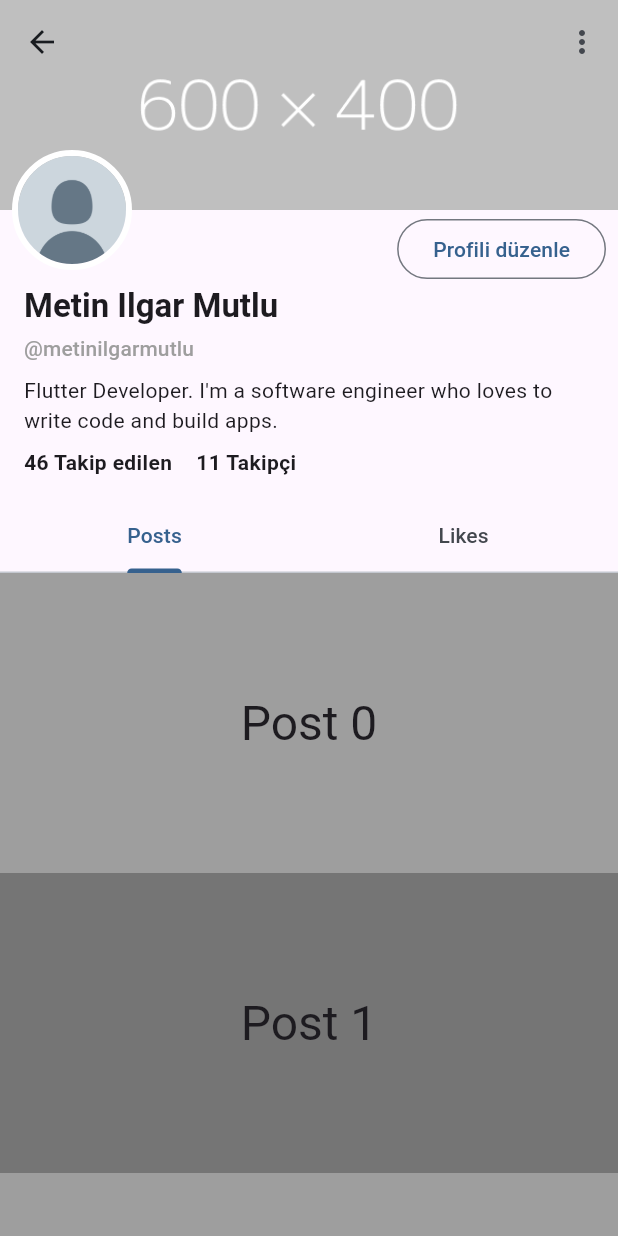
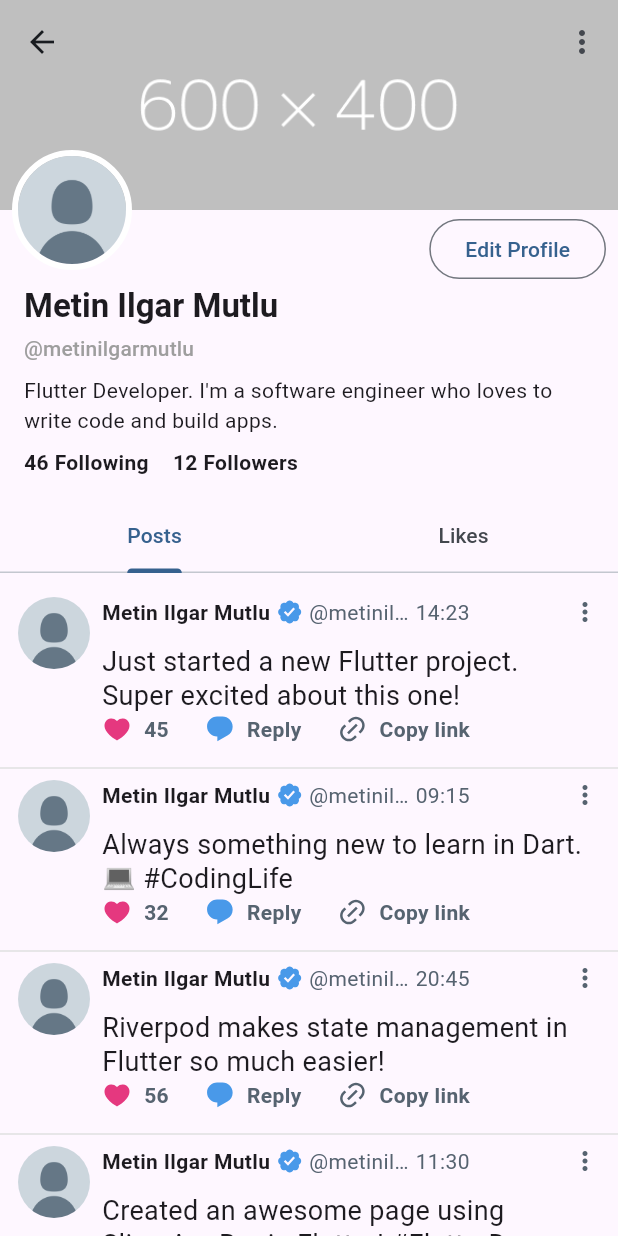
Before and after one commit to metinilgar/x-clone-flutter, a Flutter app: the NavigationMenu screen opened directly, in the side drawer, after a tap on "Profile", on a phone screen of 412 x 824 dp. Run offline on Flutter 3.47's test engine with Material 3 defaults, Android fonts, the phone set to English and light mode, and no system bars; our stand-ins replace flutter_riverpod, riverpod_annotation, vector_graphics; missing offline and left inert: hidable; generated files the repository leaves out were written again.

Commit message:
Add app user model Add fake user data Add fake tweet data and list on profile page

```diff
--- /dev/null
+++ b/lib/src/features/authentication/data/fake_user_data.dart
@@ -0,0 +1,121 @@
+import 'package:x_clone_flutter/src/features/authentication/models/user.dart';
+import 'package:x_clone_flutter/src/features/tweet/models/tweet_data.dart';
+
+final appUser = User(
+  email: "example@email.com",
+  name: "Metin Ilgar Mutlu",
+  userName: "metinilgarmutlu",
+  photoUrl: "assets/default_avatar.png",
+  bannerUrl: "assets/default_image.png",
+  followers: '12',
+  following: '46',
+  bio:
+      "Flutter Developer. I'm a software engineer who loves to write code and build apps.",
+  tweets: fakeTweets,
+);
+
+const List<TweetData> fakeTweets = [
+  TweetData(
+    displayName: "Metin Ilgar Mutlu",
+    username: "metinilgarmutlu",
+    body: "Just started a new Flutter project. Super excited about this one!",
+    image: null,
+    time: "14:23",
+    date: "2024-08-24",
+    likesCount: 45,
+    repliesCount: 3,
+  ),
+  TweetData(
+    displayName: "Metin Ilgar Mutlu",
+    username: "metinilgarmutlu",
+    body: "Always something new to learn in Dart. 💻 #CodingLife",
+    image: null,
+    time: "09:15",
+    date: "2024-08-23",
+    likesCount: 32,
+    repliesCount: 4,
+  ),
+  TweetData(
+    displayName: "Metin Ilgar Mutlu",
+    username: "metinilgarmutlu",
+    body: "Riverpod makes state management in Flutter so much easier!",
+    image: null,
+    time: "20:45",
+    date: "2024-08-22",
+    likesCount: 56,
+    repliesCount: 5,
+  ),
+  TweetData(
+    displayName: "Metin Ilgar Mutlu",
+    username: "metinilgarmutlu",
+    body: "Created an awesome page using SliverAppBar in Flutter! #FlutterDev",
+    image: "assets/default_image.png",
+    time: "11:30",
+    date: "2024-08-21",
+    likesCount: 61,
+    repliesCount: 6,
+  ),
+  TweetData(
+    displayName: "Metin Ilgar Mutlu",
+    username: "metinilgarmutlu",
+    body:
+        "Coding requires patience and constant learning. Keep pushing forward! 💪",
+    image: null,
+    time: "17:10",
+    date: "2024-08-20",
+    likesCount: 72,
+    repliesCount: 9,
+  ),
+  TweetData(
+    displayName: "Metin Ilgar Mutlu",
+    username: "metinilgarmutlu",
+    body: "Exploring how to implement global keys in Flutter using Riverpod.",
+    image: null,
+    time: "13:05",
+    date: "2024-08-19",
+    likesCount: 37,
+    repliesCount: 2,
+  ),
+  TweetData(
+    displayName: "Metin Ilgar Mutlu",
+    username: "metinilgarmutlu",
+    body:
+        "UI design can be challenging, but the results are worth it! #FlutterUI",
+    image: "assets/default_image.png",
+    time: "18:30",
+    date: "2024-08-18",
+    likesCount: 50,
+    repliesCount: 4,
+  ),
+  TweetData(
+    displayName: "Metin Ilgar Mutlu",
+    username: "metinilgarmutlu",
+    body: "Thinking about how to optimize my Flutter app's performance.",
+    image: null,
+    time: "10:20",
+    date: "2024-08-17",
+    likesCount: 43,
+    repliesCount: 5,
+  ),
+  TweetData(
+    displayName: "Metin Ilgar Mutlu",
+    username: "metinilgarmutlu",
+    body: "Networking in Flutter is fun but can get tricky! #MobileDev",
+    image: null,
+    time: "16:45",
+    date: "2024-08-16",
+    likesCount: 39,
+    repliesCount: 3,
+  ),
+  TweetData(
+    displayName: "Metin Ilgar Mutlu",
+    username: "metinilgarmutlu",
+    body:
+        "Refactoring some old code today. It's amazing to see the progress I've made!",
+    image: null,
+    time: "12:00",
+    date: "2024-08-15",
+    likesCount: 54,
+    repliesCount: 6,
+  ),
+];
--- /dev/null
+++ b/lib/src/features/authentication/models/user.dart
@@ -0,0 +1,29 @@
+import 'package:x_clone_flutter/src/features/tweet/models/tweet_data.dart';
+import 'package:uuid/uuid.dart';
+
+var uuid = const Uuid();
+
+class User {
+  final String id;
+  final String name;
+  final String userName;
+  final String email;
+  final String photoUrl;
+  final String bannerUrl;
+  final String followers;
+  final String following;
+  final String bio;
+  final List<TweetData> tweets;
+
+  User({
+    required this.name,
+    required this.userName,
+    required this.email,
+    required this.photoUrl,
+    required this.bannerUrl,
+    required this.followers,
+    required this.following,
+    required this.tweets,
+    this.bio = '',
+  }) : id = uuid.v4();
+}
--- a/lib/src/features/navigation_menu/presentation/drawer/drawer_profile_header.dart
+++ b/lib/src/features/navigation_menu/presentation/drawer/drawer_profile_header.dart
@@ -1,4 +1,5 @@
 import 'package:flutter/material.dart';
+import 'package:x_clone_flutter/src/features/authentication/data/fake_user_data.dart';
 
 class DrawerProfileHeader extends StatelessWidget {
   const DrawerProfileHeader({super.key});
@@ -19,7 +20,7 @@ class DrawerProfileHeader extends StatelessWidget {
 
           // Name
           Text(
-            'Metin Ilgar Mutlu',
+            appUser.name,
             style: Theme.of(context)
                 .textTheme
                 .titleLarge!
@@ -28,7 +29,7 @@ class DrawerProfileHeader extends StatelessWidget {
 
           // Username
           Text(
-            '@metinilgarmutlu',
+            '@${appUser.userName}',
             style: Theme.of(context)
                 .textTheme
                 .titleMedium!
--- a/lib/src/features/profile/presentation/profile_app_bar/profile_app_bar.dart
+++ b/lib/src/features/profile/presentation/profile_app_bar/profile_app_bar.dart
@@ -1,4 +1,5 @@
 import 'package:flutter/material.dart';
+import 'package:x_clone_flutter/src/features/authentication/data/fake_user_data.dart';
 
 class ProfileAppBar extends StatelessWidget {
   const ProfileAppBar({super.key});
@@ -24,7 +25,7 @@ class ProfileAppBar extends StatelessWidget {
         bool isAppBarExpanded = constraints.maxHeight > kToolbarHeight;
 
         return FlexibleSpaceBar(
-          title: isAppBarExpanded ? null : const Text('Metin Ilgar Mutlu'),
+          title: isAppBarExpanded ? null : Text(appUser.name),
           background: Stack(
             alignment: Alignment.topCenter,
             children: [
@@ -32,7 +33,7 @@ class ProfileAppBar extends StatelessWidget {
                 width: double.infinity,
                 height: 140,
                 child: Image.asset(
-                  "assets/default_image.png",
+                  appUser.bannerUrl,
                   fit: BoxFit.cover,
                 ),
               ),
@@ -57,7 +58,7 @@ class ProfileAppBar extends StatelessWidget {
                       ),
                       child: ClipOval(
                         child: Image.asset(
-                          "assets/default_avatar.png",
+                          appUser.photoUrl,
                           fit: BoxFit.cover,
                         ),
                       ),
@@ -65,7 +66,7 @@ class ProfileAppBar extends StatelessWidget {
                     const Spacer(),
                     OutlinedButton(
                       onPressed: () {},
-                      child: const Text('Profili düzenle'),
+                      child: const Text('Edit Profile'),
                     ),
                   ],
                 ),
--- a/lib/src/features/profile/presentation/profile_app_bar/profile_information.dart
+++ b/lib/src/features/profile/presentation/profile_app_bar/profile_information.dart
@@ -1,4 +1,5 @@
 import 'package:flutter/material.dart';
+import 'package:x_clone_flutter/src/features/authentication/data/fake_user_data.dart';
 
 class ProfileInformation extends StatelessWidget {
   const ProfileInformation({super.key});
@@ -12,32 +13,31 @@ class ProfileInformation extends StatelessWidget {
           crossAxisAlignment: CrossAxisAlignment.start,
           children: [
             Text(
-              'Metin Ilgar Mutlu',
+              appUser.name,
               style: Theme.of(context).textTheme.titleLarge!.copyWith(
                     fontWeight: FontWeight.bold,
                   ),
             ),
             const SizedBox(height: 4.0),
             Text(
-              '@metinilgarmutlu',
+              '@${appUser.userName}',
               style: Theme.of(context).textTheme.labelLarge!.copyWith(
                     color: Colors.grey,
                   ),
             ),
             const SizedBox(height: 8.0),
-            const Text(
-                "Flutter Developer. I'm a software engineer who loves to write code and build apps."),
+            Text(appUser.bio),
             const SizedBox(height: 8.0),
-            const Row(
+            Row(
               children: [
                 Text(
-                  '46 Takip edilen',
-                  style: TextStyle(fontWeight: FontWeight.bold),
+                  '${appUser.following} Following',
+                  style: const TextStyle(fontWeight: FontWeight.bold),
                 ),
-                SizedBox(width: 16.0),
+                const SizedBox(width: 16.0),
                 Text(
-                  '11 Takipçi',
-                  style: TextStyle(fontWeight: FontWeight.bold),
+                  '${appUser.followers} Followers',
+                  style: const TextStyle(fontWeight: FontWeight.bold),
                 ),
               ],
             ),
--- a/lib/src/features/profile/presentation/profile_screen.dart
+++ b/lib/src/features/profile/presentation/profile_screen.dart
@@ -1,6 +1,8 @@
 import 'package:flutter/material.dart';
+import 'package:x_clone_flutter/src/features/authentication/data/fake_user_data.dart';
 import 'package:x_clone_flutter/src/features/profile/presentation/profile_app_bar/profile_app_bar.dart';
 import 'package:x_clone_flutter/src/features/profile/presentation/profile_app_bar/profile_information.dart';
+import 'package:x_clone_flutter/src/features/tweet/presentation/tweet_card.dart';
 
 class ProfileScreen extends StatelessWidget {
   const ProfileScreen({super.key});
@@ -33,19 +35,15 @@ class ProfileScreen extends StatelessWidget {
           body: TabBarView(
             children: tabs.map((String name) {
               return ListView.builder(
+                padding: const EdgeInsets.only(top: 16.0),
                 key: PageStorageKey<String>(name),
-                itemCount: 20,
+                itemCount: appUser.tweets.length,
                 itemBuilder: (context, index) {
-                  return Container(
-                    height: 200,
-                    color: index.isEven ? Colors.grey[500] : Colors.grey[600],
-                    padding: const EdgeInsets.all(16),
-                    child: Center(
-                      child: Text(
-                        'Post $index',
-                        style: Theme.of(context).textTheme.headlineLarge,
-                      ),
-                    ),
+                  return Column(
+                    children: [
+                      TweetCard(data: appUser.tweets[index]),
+                      const Divider(),
+                    ],
                   );
                 },
               );
--- a/lib/src/features/tweet/presentation/tweet_components/tweet_header.dart
+++ b/lib/src/features/tweet/presentation/tweet_components/tweet_header.dart
@@ -32,7 +32,7 @@ class TweetHeader extends StatelessWidget {
         // Username
         Flexible(
           child: Text(
-            username,
+            '@$username',
             overflow: TextOverflow.ellipsis,
             softWrap: false,
             style: const TextStyle(color: Color(0xFF566370)),
--- a/pubspec.yaml
+++ b/pubspec.yaml
@@ -16,6 +16,7 @@ dependencies:
   riverpod_annotation: ^2.3.5
   shimmer: ^3.0.0
   smooth_page_indicator: ^1.2.0+3
+  uuid: ^4.4.2
   vector_graphics: ^1.1.11+1
   vector_graphics_compiler: ^1.1.11+1
 
```
Also changed, not shown: pubspec.lock.
